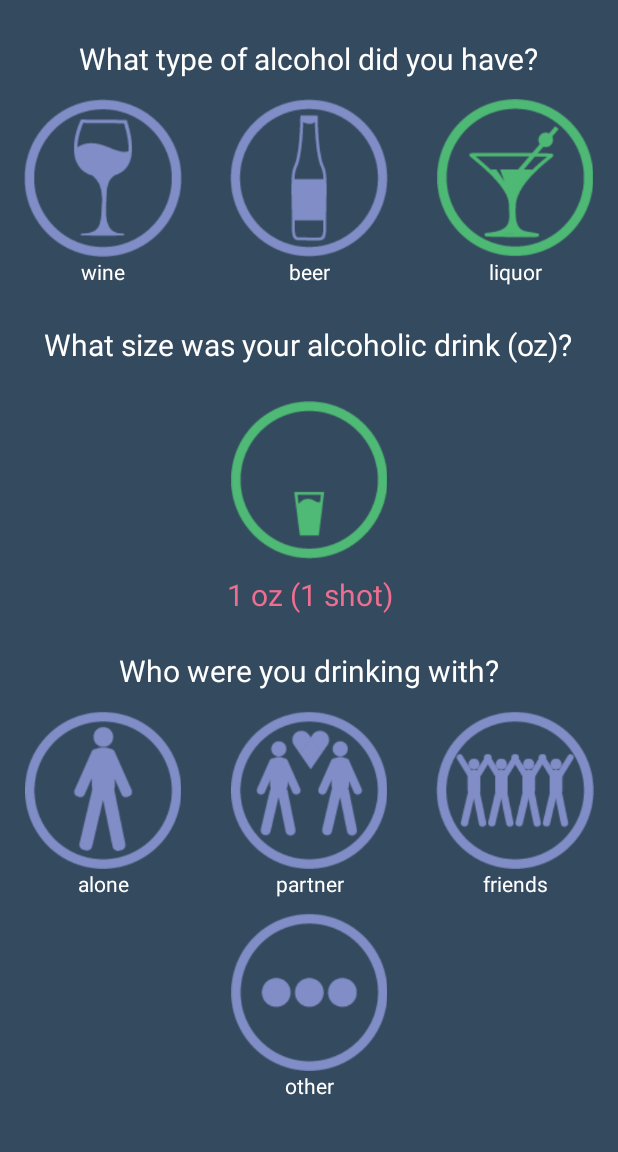
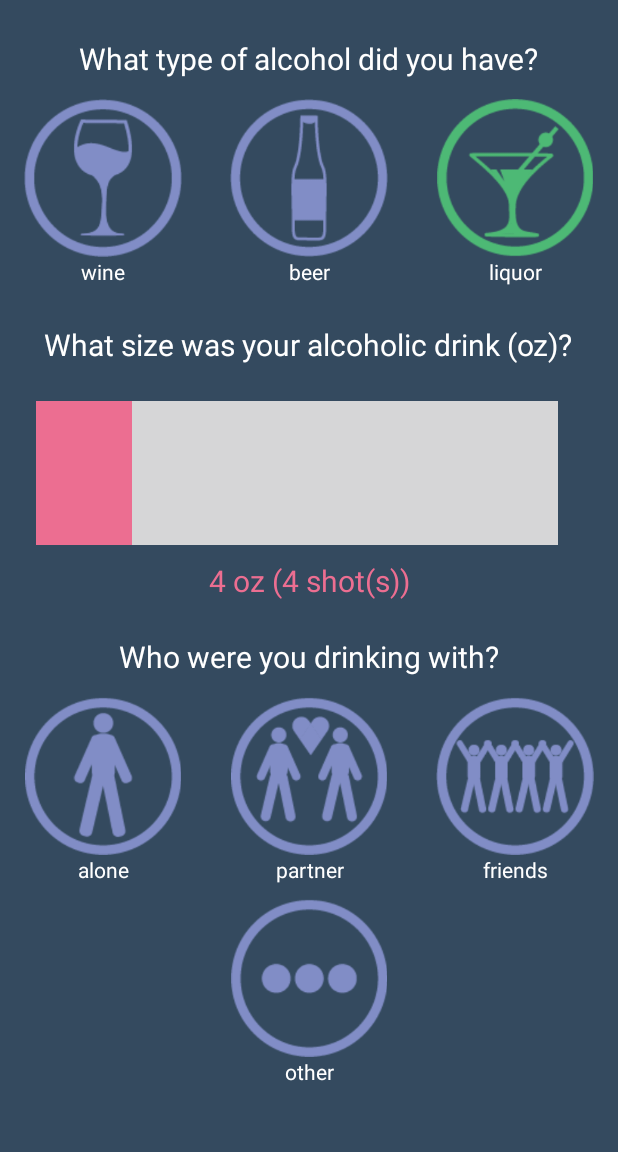
Before and after one commit to samikshasm/capstone_sam_alex, an Android app: the Main2Activity screen opened directly, with no data from a screen before it, after a tap on an icon or button, on a phone screen of 412 x 824 dp, the part 84-1236 px from its top. Run offline under Robolectric (Android 15) with nearby library versions, the phone set to English and light mode, and no system bars; our stand-ins replace Firebase (no records; nobody signed in at launch, a user with empty details on screens opened directly); 2 other taps on this screen came first.

Commit message:
Fix liquor serving size range and calories calculation formula

```diff
--- a/app/src/main/java/com/samalex/slucapstone/Main2Activity.java
+++ b/app/src/main/java/com/samalex/slucapstone/Main2Activity.java
@@ -98,6 +98,18 @@ public class Main2Activity extends AppCompatActivity{
         @Override
         public void onStopTrackingTouch(SeekBar seekBar) { }
     };
+    SeekBar.OnSeekBarChangeListener liquorSizeChangeListener = new SeekBar.OnSeekBarChangeListener() {
+        @Override
+        public void onProgressChanged(SeekBar seekBar, int progress, boolean fromUser) {
+            // updated continuously as the user slides the thumb
+            liquorSizeLabel.setText(liquorSize + " oz (" + liquorSize + " shot(s))");
+            liquorSize = progress;
+        }
+        @Override
+        public void onStartTrackingTouch(SeekBar seekBar) { }
+        @Override
+        public void onStopTrackingTouch(SeekBar seekBar) { }
+    };
 
     @Override
     protected void onCreate(Bundle savedInstanceState){
@@ -155,7 +167,7 @@ public class Main2Activity extends AppCompatActivity{
 
         }
 
-        final ImageButton liquorSizeSelector = (ImageButton) findViewById(R.id.liquor_size_selector);
+        final SeekBar liquorSizeSelector = (SeekBar) findViewById(R.id.liquor_size_selector);
         final SeekBar wineSizeSelector = (SeekBar) findViewById(R.id.wine_size_selector);
         final SeekBar beerSizeSelector = (SeekBar) findViewById(R.id.beer_size_selector);
 
@@ -166,6 +178,7 @@ public class Main2Activity extends AppCompatActivity{
         // set a change listener on the SeekBar
         wineSizeSelector.setOnSeekBarChangeListener(wineSizeChangeListener);
         beerSizeSelector.setOnSeekBarChangeListener(beerSizeChangeListener);
+        liquorSizeSelector.setOnSeekBarChangeListener(liquorSizeChangeListener);
 
 
         wineSize = wineSizeSelector.getProgress();
@@ -176,9 +189,9 @@ public class Main2Activity extends AppCompatActivity{
         beerSizeLabel = findViewById(R.id.beer_size_text);
         beerSizeLabel.setText(beerSize + " oz");
 
-        liquorSize = 1;
+        liquorSize = liquorSizeSelector.getProgress();
         liquorSizeLabel = findViewById(R.id.liquor_size_text);
-        liquorSizeLabel.setText(liquorSize + " oz (" + liquorSize + " shot)");
+        liquorSizeLabel.setText(liquorSize + " oz (" + liquorSize + " shot(s))");
 
 
         drink1_5.setOnClickListener(new View.OnClickListener(){
@@ -248,7 +261,6 @@ public class Main2Activity extends AppCompatActivity{
                 wineSizeSelectorWrapper.setVisibility(View.GONE);
                 beerSizeSelectorWrapper.setVisibility(View.VISIBLE);
                 liquorSizeSelectorWrapper.setVisibility(View.GONE);
-//                sizeOfDrink = beerSize + "";
             }
         });
 
@@ -263,8 +275,6 @@ public class Main2Activity extends AppCompatActivity{
                 wineSizeSelectorWrapper.setVisibility(View.GONE);
                 beerSizeSelectorWrapper.setVisibility(View.GONE);
                 liquorSizeSelectorWrapper.setVisibility(View.VISIBLE);
-//                sizeOfDrink = liquorSize + "";
-//                sizeOfDrink = "Shot";
             }
         });
 
@@ -279,54 +289,8 @@ public class Main2Activity extends AppCompatActivity{
                 wineSizeSelectorWrapper.setVisibility(View.VISIBLE);
                 beerSizeSelectorWrapper.setVisibility(View.GONE);
                 liquorSizeSelectorWrapper.setVisibility(View.GONE);
-//                sizeOfDrink = wineSize + "";
             }
         });
-
-//        liquorSizeSelector.setOnClickListener(new View.OnClickListener() {
-//            public void onClick(View view) {
-//                sizeOfDrink = "Shot";
-//                shot.setImageResource(R.drawable.shot_green);
-//                eight.setImageResource(R.drawable.eight_purple);
-//                sixteen.setImageResource(R.drawable.sixteen_purple);
-//                twentyFour.setImageResource(R.drawable.twenty_four_purple);
-//                sizeCheck = true;
-//
-//            }
-//        });
-//
-//        eight.setOnClickListener(new View.OnClickListener() {
-//            public void onClick(View view) {
-//                sizeOfDrink = "8";
-//                shot.setImageResource(R.drawable.shot_purple);
-//                eight.setImageResource(R.drawable.eight_green);
-//                sixteen.setImageResource(R.drawable.sixteen_purple);
-//                twentyFour.setImageResource(R.drawable.twenty_four_purple);
-//                sizeCheck = true;
-//            }
-//        });
-//
-//        sixteen.setOnClickListener(new View.OnClickListener() {
-//            public void onClick(View view) {
-//                sizeOfDrink = "16";
-//                shot.setImageResource(R.drawable.shot_purple);
-//                eight.setImageResource(R.drawable.eight_purple);
-//                sixteen.setImageResource(R.drawable.sixteen_green);
-//                twentyFour.setImageResource(R.drawable.twenty_four_purple);
-//                sizeCheck = true;
-//            }
-//        });
-//
-//        twentyFour.setOnClickListener(new View.OnClickListener() {
-//            public void onClick(View view) {
-//                sizeOfDrink = "24";
-//                shot.setImageResource(R.drawable.shot_purple);
-//                eight.setImageResource(R.drawable.eight_purple);
-//                sixteen.setImageResource(R.drawable.sixteen_purple);
-//                twentyFour.setImageResource(R.drawable.twenty_four_green);
-//                sizeCheck = true;
-//            }
-//        });
 
         nobody.setOnClickListener(new View.OnClickListener() {
             public void onClick(View view) {
@@ -489,7 +453,7 @@ public class Main2Activity extends AppCompatActivity{
                             sizeOfDrink = beerSize + "";
                             break;
                         case "liquor":
-                            sizeOfDrink = "Shot";
+                            sizeOfDrink = liquorSize + "";
                             break;
                     }
                     writeTypeToDB(typeOfDrink);
--- a/app/src/main/res/layout/activity_main2.xml
+++ b/app/src/main/res/layout/activity_main2.xml
@@ -218,23 +218,20 @@
                         android:layout_centerHorizontal="true"
                         android:layout_gravity="center"
                         android:textSize="20dp"/>
-                    <LinearLayout
-                        android:layout_marginTop="24dp"
+                    <SeekBar
+                        android:id="@+id/liquor_size_selector"
                         android:layout_width="match_parent"
                         android:layout_height="wrap_content"
-                        android:orientation="horizontal"
-                        android:weightSum="1">
-
-                        <ImageButton
-                            android:layout_width="105dp"
-                            android:layout_height="105dp"
-                            android:background="@color/app_background"
-                            android:src="@drawable/shot_green"
-                            android:adjustViewBounds="true"
-                            android:scaleType="centerInside"
-                            android:layout_weight="1"
-                            android:id="@+id/liquor_size_selector"/>
-                    </LinearLayout>
+                        android:layout_marginLeft="24dp"
+                        android:layout_marginTop="24dp"
+                        android:layout_marginRight="24dp"
+                        android:max="1"
+                        android:min="4"
+                        android:progress="1"
+                        android:progressDrawable="@drawable/cast_abc_scrubber_primary_mtrl_alpha"
+                        android:thumb="@drawable/cast_abc_scrubber_control_to_pressed_mtrl_005"
+                        android:thumbTint="@color/pink"
+                        android:tickMark="@drawable/drawable_tickmark" />
                         <TextView
                             android:id="@+id/liquor_size_text"
                             android:layout_margin="10dp"
```
Also changed, not shown: app/src/main/java/com/samalex/slucapstone/MorningReport.java (+11 -51 lines).
